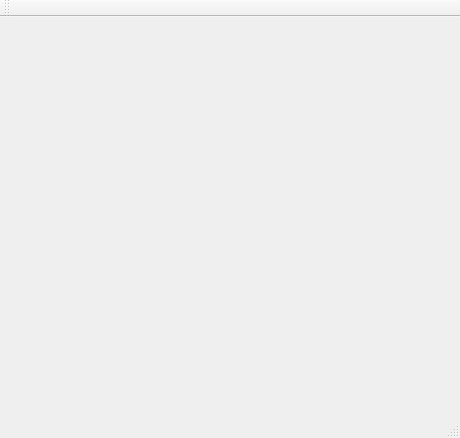
LeRapha/BDOFarmingSimulator, file windows/wmain.ui: the form before one commit.
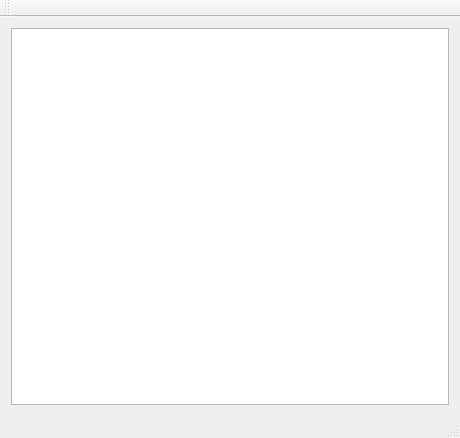
The form after the commit.

What changed in the file:
```diff
--- a/windows/wmain.ui
+++ b/windows/wmain.ui
@@ -13,7 +13,13 @@
   <property name="windowTitle">
    <string>BDO Farming Simulator</string>
   </property>
-  <widget class="QWidget" name="centralWidget"/>
+  <widget class="QWidget" name="centralWidget">
+   <layout class="QVBoxLayout" name="verticalLayout">
+    <item>
+     <widget class="QPlainTextEdit" name="edt_infos"/>
+    </item>
+   </layout>
+  </widget>
   <widget class="QMenuBar" name="menuBar">
    <property name="geometry">
     <rect>
```
